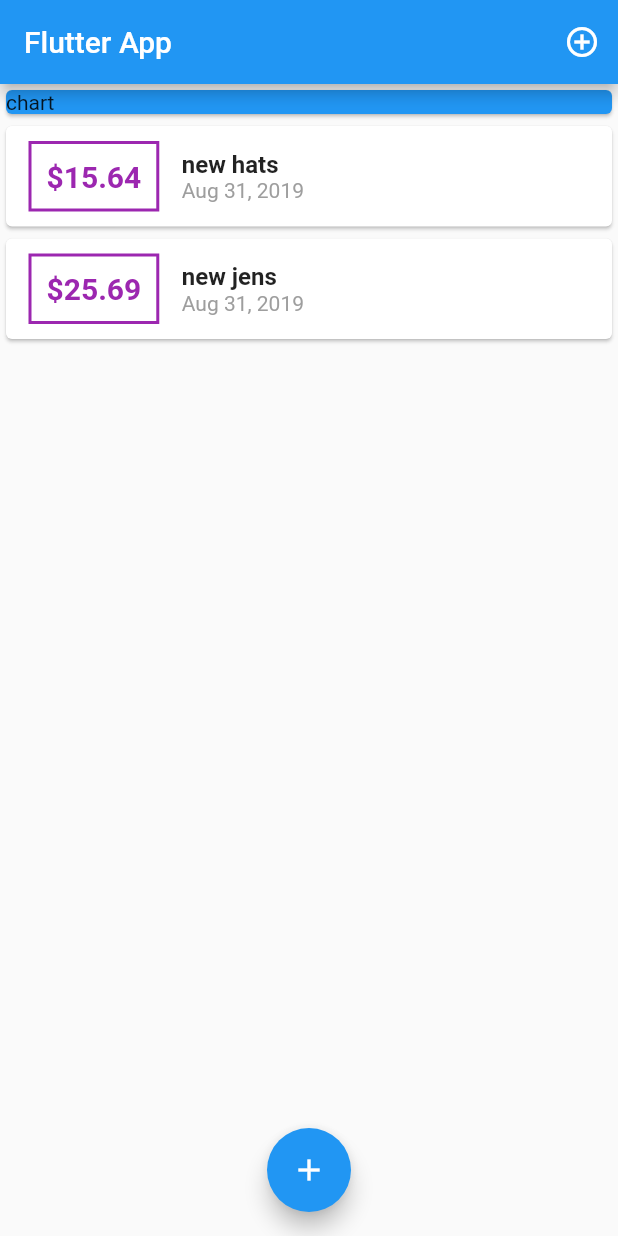
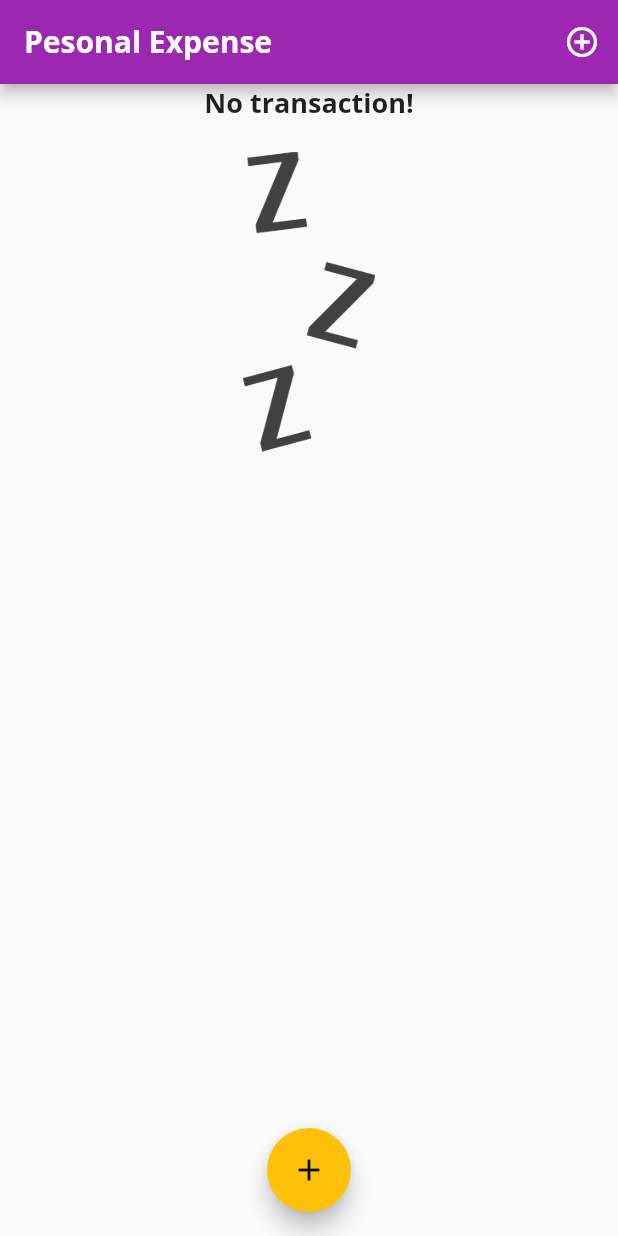
Before and after one commit to mars1385/learn-flutter-personal-expense, a Flutter app: the screen it shows after launch, on a phone screen of 412 x 824 dp. Run offline on Flutter 3.47's test engine with Material 2 defaults, Android fonts, the phone set to English and light mode, and no system bars.

Commit message:
font & image & chart

```diff
--- a/lib/main.dart
+++ b/lib/main.dart
@@ -4,7 +4,7 @@ import 'package:flutter/material.dart';
 //our widgets
 import './widgets/transaction_list.dart';
 import './widgets/new_transaction.dart';
-
+import './widgets/chart.dart';
 //trnsaction class
 import './models/transaction.dart';
 
@@ -15,7 +15,28 @@ class MyApp extends StatelessWidget {
   @override
   Widget build(BuildContext context) {
     return MaterialApp(
-      title: 'Flutter Demo',
+      title: 'Pesonal Expense',
+      theme: ThemeData(
+        primarySwatch: Colors.purple,
+        accentColor: Colors.amber,
+        fontFamily: 'Quicksand',
+        textTheme: ThemeData.light().textTheme.copyWith(
+              title: TextStyle(
+                fontFamily: 'OpenSans',
+                fontSize: 18,
+                fontWeight: FontWeight.bold,
+              ),
+            ),
+        appBarTheme: AppBarTheme(
+          textTheme: ThemeData.light().textTheme.copyWith(
+                title: TextStyle(
+                  fontFamily: 'OpenSans',
+                  fontSize: 20,
+                  fontWeight: FontWeight.bold,
+                ),
+              ),
+        ),
+      ),
       home: MyHomePage(),
     );
   }
@@ -29,20 +50,31 @@ class MyHomePage extends StatefulWidget {
 class _MyHomePageState extends State<MyHomePage> {
   //our transaction list
   final List<Transaction> _userTransactions = [
-    Transaction(
-      id: 't1',
-      title: 'new hats',
-      amount: 15.64,
-      date: DateTime.now(),
-    ),
-    Transaction(
-      id: 't2',
-      title: 'new jens',
-      amount: 25.69,
-      date: DateTime.now(),
-    ),
+    // Transaction(
+    //   id: 't1',
+    //   title: 'new hats',
+    //   amount: 15.64,
+    //   date: DateTime.now(),
+    // ),
+    // Transaction(
+    //   id: 't2',
+    //   title: 'new jens',
+    //   amount: 25.69,
+    //   date: DateTime.now(),
+    // ),
   ];
   //methodes
+  //getting this week transactions
+  List<Transaction> get _recentTransactions {
+    return _userTransactions.where((tx) {
+      return tx.date.isAfter(
+        DateTime.now().subtract(
+          Duration(days: 7),
+        ),
+      );
+    }).toList();
+  }
+
   //show model for adding new transaction
   void _startAddNewTransaction(BuildContext ctx) {
     showModalBottomSheet(
@@ -70,7 +102,7 @@ class _MyHomePageState extends State<MyHomePage> {
   Widget build(BuildContext context) {
     return Scaffold(
       appBar: AppBar(
-        title: Text('Flutter App'),
+        title: Text('Pesonal Expense'),
         actions: <Widget>[
           IconButton(
             icon: Icon(Icons.add_circle_outline),
@@ -82,13 +114,7 @@ class _MyHomePageState extends State<MyHomePage> {
         child: Column(
           crossAxisAlignment: CrossAxisAlignment.stretch,
           children: <Widget>[
-            Container(
-              width: double.infinity,
-              child: Card(
-                color: Colors.blue,
-                child: Text('chart'),
-              ),
-            ),
+            Chart(_recentTransactions),
             TransactionList(_userTransactions),
           ],
         ),
--- a/lib/widgets/transaction_list.dart
+++ b/lib/widgets/transaction_list.dart
@@ -14,7 +14,26 @@ class TransactionList extends StatelessWidget {
   Widget build(BuildContext context) {
     return Container(
       height: 400,
-      child: ListView.builder(
+      child: transactions.isEmpty
+          ? Column(
+              children: <Widget>[
+                Text(
+                  'No transaction!',
+                  style: Theme.of(context).textTheme.title,
+                ),
+                SizedBox(
+                  height: 20,
+                ),
+                Container(
+                  height: 200,
+                  child: Image.asset(
+                    'assets/images/waiting.png',
+                    fit: BoxFit.cover,
+                  ),
+                )
+              ],
+            )
+          : ListView.builder(
               itemBuilder: (ctx, index) {
                 return Card(
                   child: Row(
@@ -26,7 +45,7 @@ class TransactionList extends StatelessWidget {
                         ),
                         decoration: BoxDecoration(
                           border: Border.all(
-                      color: Colors.purple,
+                            color: Theme.of(context).accentColor,
                             width: 2,
                           ),
                         ),
@@ -34,7 +53,7 @@ class TransactionList extends StatelessWidget {
                         child: Text(
                           '\$${transactions[index].amount.toStringAsFixed(2)}',
                           style: TextStyle(
-                      color: Colors.purple,
+                            color: Theme.of(context).primaryColor,
                             fontSize: 20,
                             fontWeight: FontWeight.bold,
                           ),
@@ -45,8 +64,7 @@ class TransactionList extends StatelessWidget {
                         children: <Widget>[
                           Text(
                             transactions[index].title,
-                      style:
-                          TextStyle(fontSize: 16, fontWeight: FontWeight.bold),
+                            style: Theme.of(context).textTheme.title,
                           ),
                           Text(
                             DateFormat.yMMMd().format(transactions[index].date),
```
Also changed, not shown: lib/widgets/chart.dart (added, +38 -0 lines), pubspec.yaml (+13 -8 lines), assets/fonts/OpenSans-Bold.ttf (added), assets/fonts/OpenSans-Regular.ttf (added), assets/fonts/Quicksand-Bold.ttf (added), assets/fonts/Quicksand-Light.ttf (added), assets/fonts/Quicksand-Medium.ttf (added), assets/fonts/Quicksand-Regular.ttf (added), assets/images/waiting.png (added). Lines whose indentation alone changed are shown as unchanged.
